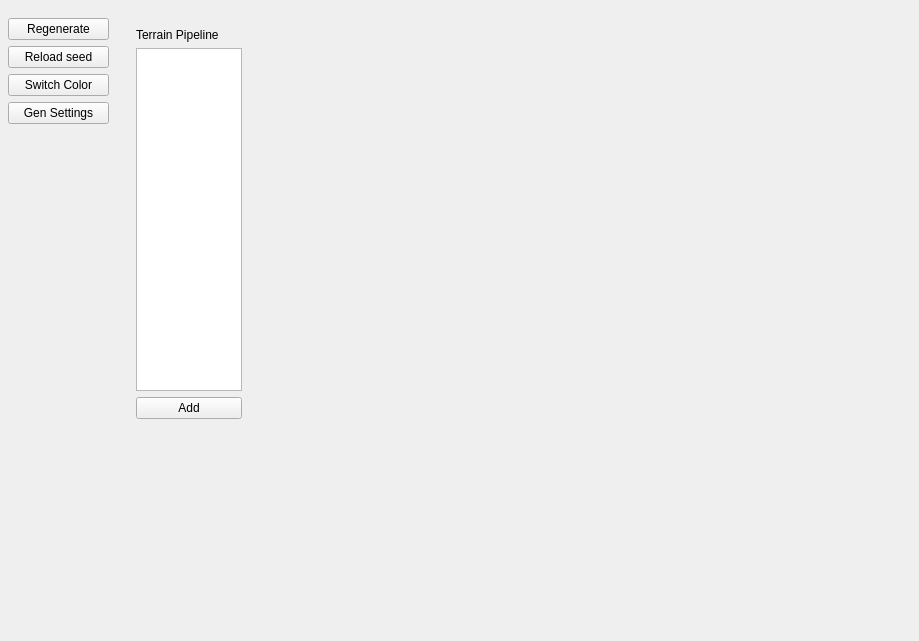
This is src/apps/terrain_controls_widget.ui in b3h4re/world-gen as Qt 5 draws it before an edit. The edited form follows.
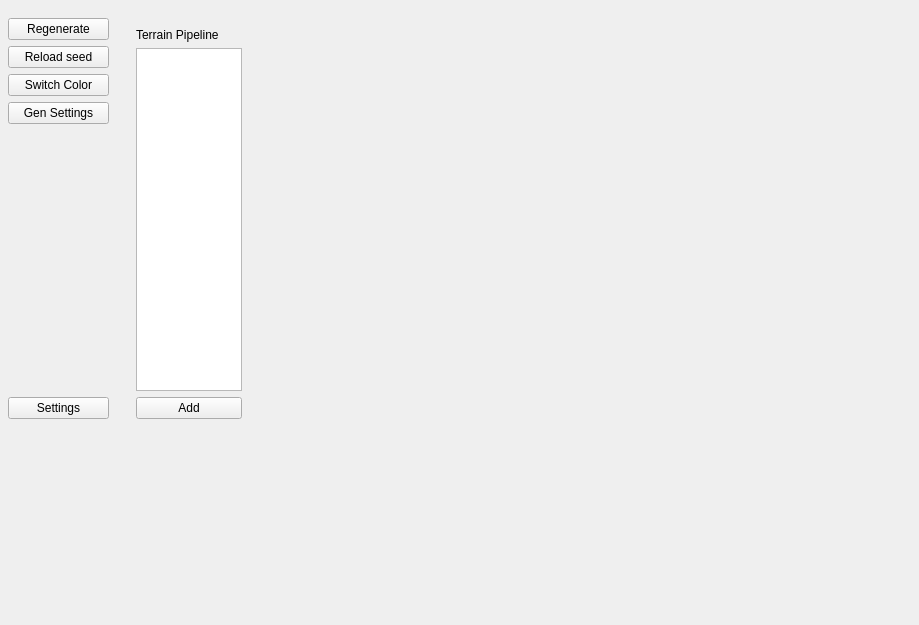
This is the edited form.

Commit message: settings dialog setup

```diff
--- a/src/apps/terrain_controls_widget.ui
+++ b/src/apps/terrain_controls_widget.ui
@@ -7,7 +7,7 @@
     <x>0</x>
     <y>0</y>
     <width>919</width>
-    <height>641</height>
+    <height>625</height>
    </rect>
   </property>
   <layout class="QHBoxLayout" name="horizontalLayout">
@@ -46,7 +46,7 @@
         <x>0</x>
         <y>10</y>
         <width>101</width>
-        <height>404</height>
+        <height>401</height>
        </rect>
       </property>
       <layout class="QVBoxLayout" name="verticalLayout">
@@ -94,6 +94,13 @@
          </property>
         </spacer>
        </item>
+       <item>
+        <widget class="QPushButton" name="appSettingsButton">
+         <property name="text">
+          <string>Settings</string>
+         </property>
+        </widget>
+       </item>
       </layout>
      </widget>
     </widget>
```
The commit also changes 10 other files.
